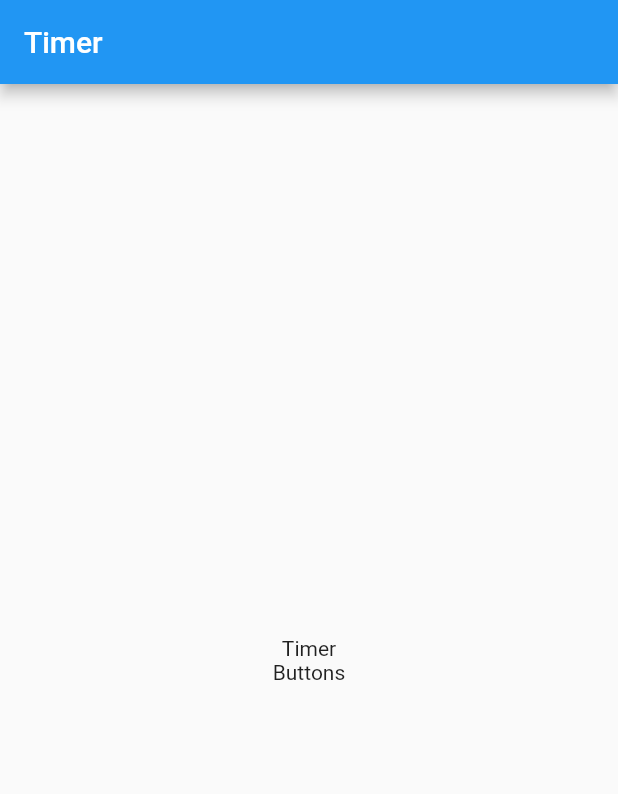
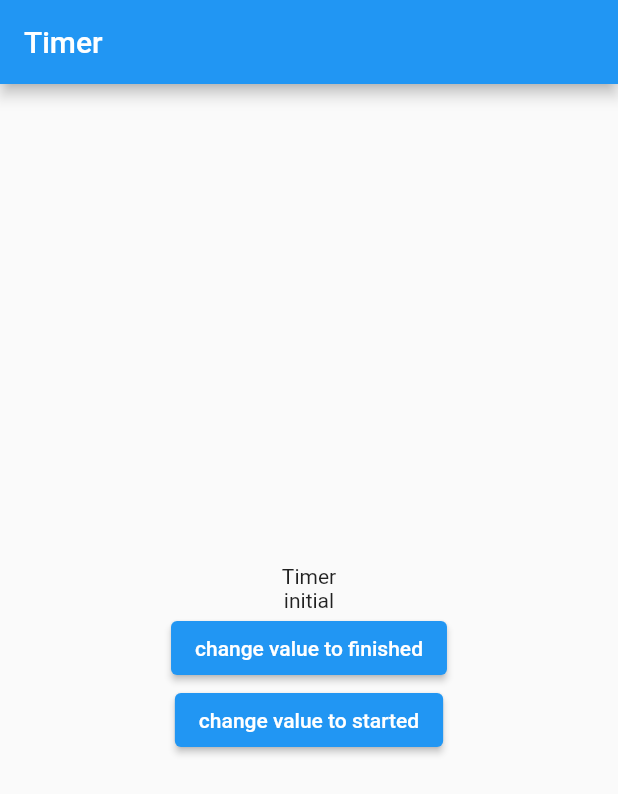
Before and after one commit to tomasbaran/minimalist_timer_app_v2, a Flutter app: the screen it shows after launch, on a phone screen of 412 x 824 dp. Shown: the top 794 px of the screen. Run offline on Flutter 3.47's test engine with Material 2 defaults, Android fonts, the phone set to English and light mode, and no system bars; our stand-ins replace get_it; missing offline and left inert: dart:ffi.

Commit message:
Basic Min. State Mgmt Implementation

```diff
--- a/lib/main.dart
+++ b/lib/main.dart
@@ -1,7 +1,9 @@
 import 'package:exp0_min_state_management_timer/screens/home_screen.dart';
+import 'package:exp0_min_state_management_timer/services/service_locator.dart';
 import 'package:flutter/material.dart';
 
 void main() {
+  setupGetIt();
   runApp(const MainApp());
 }
 
--- a/lib/screens/home_screen.dart
+++ b/lib/screens/home_screen.dart
@@ -1,6 +1,6 @@
 import 'dart:ffi';
 
-import 'package:exp0_min_state_management_timer/widgets/button_container/button_container.dart';
+import 'package:exp0_min_state_management_timer/widgets/buttons_container/buttons_container.dart';
 import 'package:exp0_min_state_management_timer/widgets/timer_container/timer_container.dart';
 import 'package:flutter/material.dart';
 
--- /dev/null
+++ b/lib/services/service_locator.dart
@@ -0,0 +1,9 @@
+import 'package:exp0_min_state_management_timer/widgets/buttons_container/buttons_container.dart';
+import 'package:exp0_min_state_management_timer/widgets/buttons_container/buttons_container_manager.dart';
+import 'package:get_it/get_it.dart';
+
+final getIt = GetIt.instance;
+
+void setupGetIt() {
+  getIt.registerLazySingleton<ButtonsContainerManager>(() => ButtonsContainerManager());
+}
--- a/lib/widgets/button_container/button_container.dart
+++ /dev/null
@@ -1,14 +0,0 @@
-import "package:flutter/material.dart";
-
-import 'package:flutter/material.dart';
-
-class ButtonsContainer extends StatelessWidget {
-  const ButtonsContainer({
-    super.key,
-  });
-
-  @override
-  Widget build(BuildContext context) {
-    return Text('Buttons');
-  }
-}
--- /dev/null
+++ b/lib/widgets/buttons_container/buttons_container.dart
@@ -0,0 +1,33 @@
+import 'package:exp0_min_state_management_timer/services/service_locator.dart';
+import 'package:exp0_min_state_management_timer/widgets/buttons_container/buttons_container_manager.dart';
+import "package:flutter/material.dart";
+
+import 'package:flutter/material.dart';
+
+class ButtonsContainer extends StatelessWidget {
+  const ButtonsContainer({
+    super.key,
+  });
+
+  @override
+  Widget build(BuildContext context) {
+    final widgetManager = getIt<ButtonsContainerManager>();
+
+    return ValueListenableBuilder(
+      valueListenable: widgetManager.buttonsContainerNotifier,
+      builder: ((context, value, child) => Column(
+            children: [
+              Text(value.name),
+              ElevatedButton(
+                onPressed: widgetManager.changeValueToFinished,
+                child: Text('change value to finished'),
+              ),
+              ElevatedButton(
+                onPressed: widgetManager.changeValueToStarted,
+                child: Text('change value to started'),
+              ),
+            ],
+          )),
+    );
+  }
+}
--- /dev/null
+++ b/lib/widgets/buttons_container/buttons_container_manager.dart
@@ -0,0 +1,22 @@
+import 'package:flutter/material.dart';
+
+class ButtonsContainerManager {
+  final buttonsContainerNotifier = ValueNotifier<ButtonsState>(ButtonsState.initial);
+
+  changeValueToFinished() {
+    print('finished');
+    buttonsContainerNotifier.value = ButtonsState.finished;
+  }
+
+  changeValueToStarted() {
+    print('started');
+    buttonsContainerNotifier.value = ButtonsState.started;
+  }
+}
+
+enum ButtonsState {
+  initial,
+  started,
+  paused,
+  finished,
+}
--- a/pubspec.yaml
+++ b/pubspec.yaml
@@ -9,6 +9,7 @@ environment:
 dependencies:
   flutter:
     sdk: flutter
+  get_it: ^7.2.0
 
 dev_dependencies:
   flutter_test:
```
Also changed, not shown: pubspec.lock.
